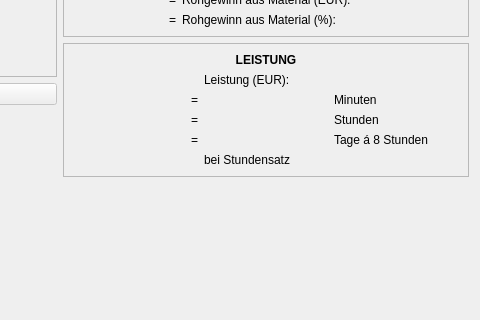
Qt form form/summary_page.ui (romanweissflog/FAKT) before a commit; both pictures show x 360 to 840 and y 88 to 408 of the 840 by 546 pixel window.
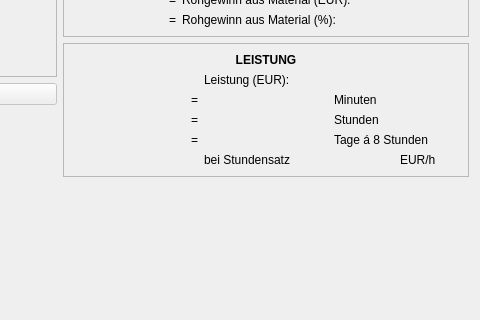
The same form after that commit. Custom widgets are drawn as their Qt base class.

```diff
--- a/form/summary_page.ui
+++ b/form/summary_page.ui
@@ -13,7 +13,7 @@
   <property name="windowTitle">
    <string>Form</string>
   </property>
-  <layout class="QHBoxLayout" name="horizontalLayout">
+  <layout class="QHBoxLayout" name="horizontalLayout_2">
    <item>
     <layout class="QVBoxLayout" name="verticalLayout_3">
      <item>
@@ -408,13 +408,6 @@
           </property>
          </widget>
         </item>
-        <item row="5" column="2">
-         <widget class="QLabel" name="labelHourlyRate">
-          <property name="text">
-           <string/>
-          </property>
-         </widget>
-        </item>
         <item row="5" column="1">
          <widget class="QLabel" name="label_30">
           <property name="text">
@@ -456,6 +449,24 @@
           </property>
          </widget>
         </item>
+        <item row="5" column="2">
+         <layout class="QHBoxLayout" name="horizontalLayout">
+          <item>
+           <widget class="QLabel" name="labelHourlyRate">
+            <property name="text">
+             <string/>
+            </property>
+           </widget>
+          </item>
+          <item>
+           <widget class="QLabel" name="label_31">
+            <property name="text">
+             <string>EUR/h</string>
+            </property>
+           </widget>
+          </item>
+         </layout>
+        </item>
        </layout>
       </widget>
      </item>
```
